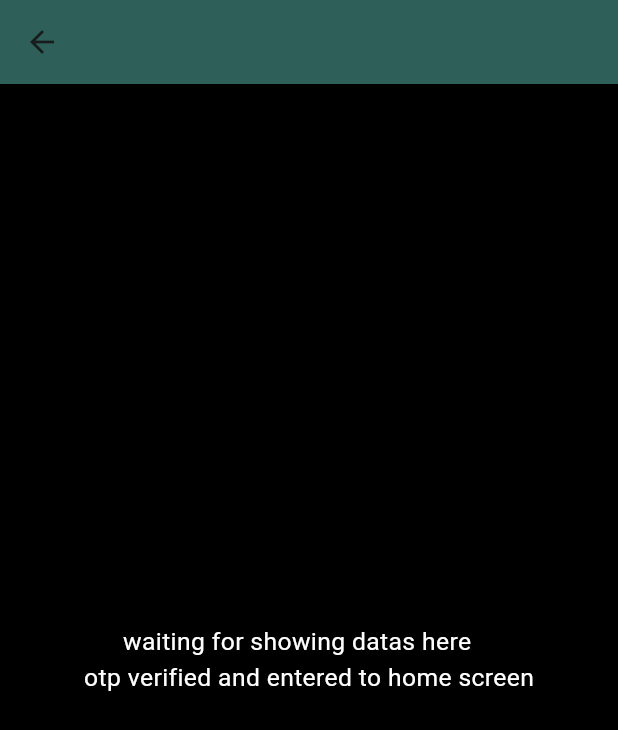
After one commit to sayedadinan/vehicanich_shop, a Flutter app: the HomeScreen screen opened directly, on a phone screen of 412 x 824 dp. The commit adds this screen. Shown: the top 730 px of the screen. Run offline on Flutter 3.47's test engine with Material 3 defaults, Android fonts, the light colour scheme and no system bars; our stand-ins replace bloc, cloud_firestore, firebase_auth, firebase_core, firebase_storage, flutter_bloc and 6 more; missing offline and left inert: flutter_animated_button, flutter_animated_loadingkit; accounts and stored records are empty.

Commit message:
completed otp setup successfully working

```diff
--- a/lib/models/shop_model.dart
+++ b/lib/models/shop_model.dart
@@ -4,6 +4,7 @@ class ShopModel {
   final String name;
   final String email;
   final String whatsapp;
+  final String phone;
   final String password;
   final String shopname;
   final GeoPoint shoplocation;
@@ -21,6 +22,7 @@ class ShopModel {
     required this.name,
     required this.email,
     required this.whatsapp,
+    required this.phone,
     required this.password,
     required this.shopname,
     required this.shoplocation,
@@ -40,6 +42,7 @@ class ShopModel {
       "name": name,
       "email": email,
       "whatsapp": whatsapp,
+      "phone": phone,
       "password": password,
       "shopname": shopname,
       "location": shoplocation,
--- a/lib/repositories/shop_data_repositery.dart
+++ b/lib/repositories/shop_data_repositery.dart
@@ -19,10 +19,11 @@ class FirebaseDatastoring {
       final licenceimagereferenceUrl =
           await Imagechanging().licenceimagechanging(context);
       final mmimagereferenceUrl =
-          await Imagechanging().licenceimagechanging(context);
+          await Imagechanging().mmimagechanging(context);
       final bannerimagereferenceUrl =
-          await Imagechanging().licenceimagechanging(context);
+          await Imagechanging().bannerimagechanging(context);
       final shopDetails = ShopModel(
+        phone: phonecontroller.text.trim().toString(),
         isApproved: false,
         name: namecontroller.text.trim(),
         email: emailcontroller.text.trim(),
--- /dev/null
+++ b/lib/screens/home_screen/home_screen.dart
@@ -0,0 +1,25 @@
+import 'package:flutter/material.dart';
+import 'package:vehicanich_shop/utils/app_colors.dart';
+import 'package:vehicanich_shop/utils/mediaquery.dart';
+
+class HomeScreen extends StatelessWidget {
+  const HomeScreen({super.key});
+
+  @override
+  Widget build(BuildContext context) {
+    return Scaffold(
+      appBar: AppBar(
+        backgroundColor: Appallcolor().appbarbackgroundcolor,
+      ),
+      body: Center(
+        child: Text(
+          '      waiting for showing datas here\notp verified and entered to home screen',
+          style: TextStyle(
+              color: Appallcolor().colorwhite,
+              fontSize: Mymediaquery().mediaquerywidth(0.02, context)),
+        ),
+      ),
+      backgroundColor: Appallcolor().appbackgroundcolor,
+    );
+  }
+}
```
Also changed, not shown: lib/firebase_auth/phoneauth_.dart (+5 -2 lines), lib/screens/register_screen/otp_waiting_screen.dart (+7 -3 lines), lib/widgets/registration_widgets/serivice_widgets/interior_service_widget/interior_service.dart (+12 -24 lines), lib/widgets/registration_widgets/serivice_widgets/service_body_widget/body_service.dart (+8 -22 lines), 1 other file.
